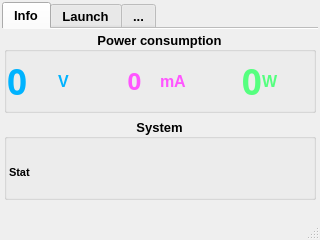
This is main.ui in neurotoxin78/doomsday-pc as Qt 5 draws it before an edit. The edited form follows.
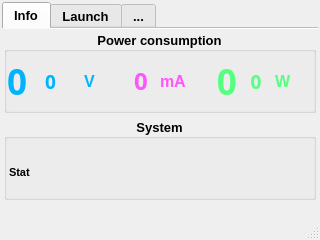
This is the edited form.

What changed in the file:
```diff
--- a/main.ui
+++ b/main.ui
@@ -160,7 +160,7 @@
            <property name="spacing">
             <number>0</number>
            </property>
-           <item row="1" column="2">
+           <item row="1" column="3">
             <widget class="QLabel" name="amperLabel">
              <property name="font">
               <font>
@@ -181,47 +181,7 @@
              </property>
             </widget>
            </item>
-           <item row="1" column="1">
-            <widget class="QLabel" name="vunitLabel">
-             <property name="font">
-              <font>
-               <pointsize>12</pointsize>
-               <bold>true</bold>
-              </font>
-             </property>
-             <property name="styleSheet">
-              <string notr="true">color: rgb(0, 179, 255);</string>
-             </property>
-             <property name="text">
-              <string>V</string>
-             </property>
-             <property name="alignment">
-              <set>Qt::AlignLeading|Qt::AlignLeft|Qt::AlignVCenter</set>
-             </property>
-            </widget>
-           </item>
            <item row="1" column="4">
-            <widget class="QLabel" name="pwrLabel">
-             <property name="font">
-              <font>
-               <family>DSEG14 Classic</family>
-               <pointsize>26</pointsize>
-               <bold>true</bold>
-               <stylestrategy>PreferAntialias</stylestrategy>
-              </font>
-             </property>
-             <property name="styleSheet">
-              <string notr="true">color: rgb(85, 255, 127);</string>
-             </property>
-             <property name="text">
-              <string>0</string>
-             </property>
-             <property name="alignment">
-              <set>Qt::AlignRight|Qt::AlignTrailing|Qt::AlignVCenter</set>
-             </property>
-            </widget>
-           </item>
-           <item row="1" column="3">
             <widget class="QLabel" name="aunitLabel">
              <property name="font">
               <font>
@@ -240,6 +200,69 @@
              </property>
             </widget>
            </item>
+           <item row="1" column="7">
+            <widget class="QLabel" name="punitLabel">
+             <property name="font">
+              <font>
+               <pointsize>12</pointsize>
+               <bold>true</bold>
+              </font>
+             </property>
+             <property name="styleSheet">
+              <string notr="true">color: rgb(85, 255, 127);</string>
+             </property>
+             <property name="text">
+              <string>W</string>
+             </property>
+             <property name="alignment">
+              <set>Qt::AlignLeading|Qt::AlignLeft|Qt::AlignVCenter</set>
+             </property>
+            </widget>
+           </item>
+           <item row="1" column="1">
+            <widget class="QLabel" name="vmantLabel">
+             <property name="font">
+              <font>
+               <family>DSEG14 Classic</family>
+               <pointsize>14</pointsize>
+               <bold>true</bold>
+              </font>
+             </property>
+             <property name="styleSheet">
+              <string notr="true">color: rgb(0, 179, 255);</string>
+             </property>
+             <property name="text">
+              <string>0</string>
+             </property>
+             <property name="alignment">
+              <set>Qt::AlignLeading|Qt::AlignLeft|Qt::AlignVCenter</set>
+             </property>
+             <property name="margin">
+              <number>0</number>
+             </property>
+            </widget>
+           </item>
+           <item row="1" column="5">
+            <widget class="QLabel" name="pwrLabel">
+             <property name="font">
+              <font>
+               <family>DSEG14 Classic</family>
+               <pointsize>26</pointsize>
+               <bold>true</bold>
+               <stylestrategy>PreferAntialias</stylestrategy>
+              </font>
+             </property>
+             <property name="styleSheet">
+              <string notr="true">color: rgb(85, 255, 127);</string>
+             </property>
+             <property name="text">
+              <string>0</string>
+             </property>
+             <property name="alignment">
+              <set>Qt::AlignRight|Qt::AlignTrailing|Qt::AlignVCenter</set>
+             </property>
+            </widget>
+           </item>
            <item row="1" column="0">
             <widget class="QLabel" name="voltLabel">
              <property name="font">
@@ -258,8 +281,8 @@
              </property>
             </widget>
            </item>
-           <item row="1" column="5">
-            <widget class="QLabel" name="label">
+           <item row="1" column="2">
+            <widget class="QLabel" name="vunitLabel">
              <property name="font">
               <font>
                <pointsize>12</pointsize>
@@ -267,16 +290,39 @@
               </font>
              </property>
              <property name="styleSheet">
-              <string notr="true">color: rgb(85, 255, 127);</string>
+              <string notr="true">color: rgb(0, 179, 255);</string>
              </property>
              <property name="text">
-              <string>W</string>
+              <string>V</string>
              </property>
              <property name="alignment">
               <set>Qt::AlignLeading|Qt::AlignLeft|Qt::AlignVCenter</set>
              </property>
             </widget>
            </item>
+           <item row="1" column="6">
+            <widget class="QLabel" name="pmantLabel">
+             <property name="font">
+              <font>
+               <family>DSEG14 Classic</family>
+               <pointsize>14</pointsize>
+               <bold>true</bold>
+              </font>
+             </property>
+             <property name="styleSheet">
+              <string notr="true">color: rgb(85, 255, 127);</string>
+             </property>
+             <property name="text">
+              <string>0</string>
+             </property>
+             <property name="alignment">
+              <set>Qt::AlignCenter</set>
+             </property>
+             <property name="margin">
+              <number>0</number>
+             </property>
+            </widget>
+           </item>
           </layout>
          </widget>
         </item>
```
